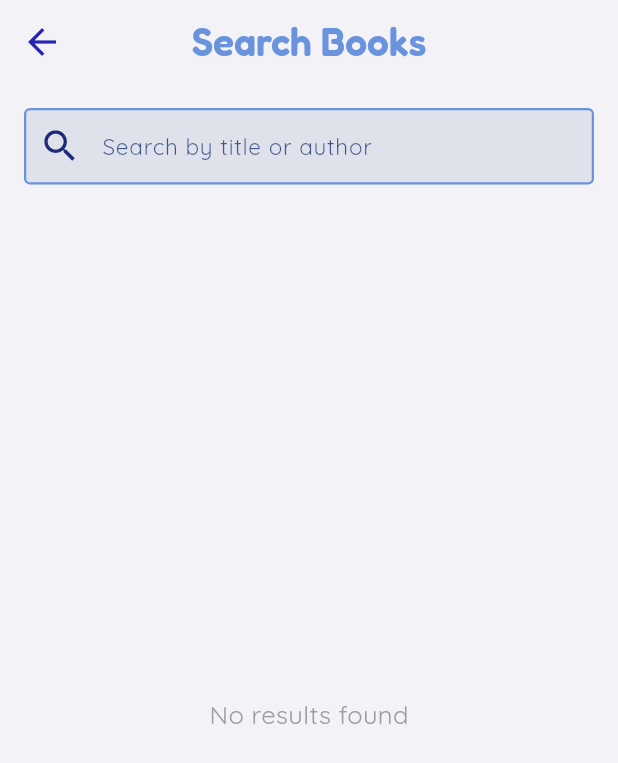
After one commit to Emanuela3009/library_app, a Flutter app: the SearchPage screen opened directly, on a phone screen of 412 x 824 dp. The commit adds this screen. Shown: the top 763 px of the screen. Run offline on Flutter 3.47's test engine with Material 3 defaults, Android fonts, the phone set to English and light mode, and no system bars; our stand-ins replace flutter_colorpicker, google_fonts, image_picker, sqflite; accounts and stored records are empty.

Commit message:
schermata ricerca

```diff
--- a/lib/screens/Home_page.dart
+++ b/lib/screens/Home_page.dart
@@ -3,6 +3,7 @@ import '../widgets/bottom_nav_bar.dart';
 import 'addbook.dart';
 import 'home_screen.dart';
 import 'categories_page.dart';
+import 'search_page.dart';
 import 'library_page.dart';
 
 class HomePage extends StatefulWidget {
@@ -18,7 +19,7 @@ class _HomePageState extends State<HomePage> {
   Widget _getScreen(int index) {
     switch (index) {
       case 0:
-        return const Center(child: Text('Search'));
+        return const SearchPage();
       case 1:
         return const CategoriesPage();
       case 2:
--- /dev/null
+++ b/lib/screens/search_page.dart
@@ -0,0 +1,221 @@
+import 'package:flutter/material.dart';
+import '../models/book.dart';
+import '../data/database_helper.dart';
+import 'book_detail_page.dart';
+
+class SearchPage extends StatefulWidget {
+  const SearchPage({super.key});
+
+  @override
+  State<SearchPage> createState() => _SearchPageState();
+}
+
+class _SearchPageState extends State<SearchPage> {
+  final TextEditingController _searchController = TextEditingController();
+  List<Book> _allBooks = [];
+  List<Book> _filteredBooks = [];
+
+  // String _selectedGenre = 'All'; // ← opzionale: filtro per genere
+
+  @override
+  void initState() {
+    super.initState();
+    _loadBooks();
+  }
+
+  Future<void> _loadBooks() async {
+    final books = await DatabaseHelper.instance.getAllBooks();
+    setState(() {
+      _allBooks = books;
+      _filteredBooks = []; // inizialmente vuoto
+    });
+ }
+
+
+  void _filterBooks(String query) {
+    final lowerQuery = query.toLowerCase();
+
+    setState(() {
+      if (query.isEmpty) {
+        _filteredBooks = []; // se non stai scrivendo niente, allora niente risultati
+      } else {
+        _filteredBooks = _allBooks.where((book) {
+          final titleMatch = book.title.toLowerCase().contains(lowerQuery);
+          final authorMatch = book.author.toLowerCase().contains(lowerQuery);
+          return titleMatch || authorMatch;
+        }).toList();
+      }
+    });
+  }
+
+
+  void _clearSearch() {
+    _searchController.clear();
+    _filterBooks('');
+  }
+
+  @override
+  Widget build(BuildContext context) {
+    final theme = Theme.of(context);
+
+    return Scaffold(
+      appBar: AppBar(
+        title: Text(
+          "Search Books",
+          style: theme.textTheme.headlineLarge,
+        ),
+      ),
+      body: Padding(
+        padding: const EdgeInsets.all(16),
+        child: Column(
+          children: [
+            // Campo ricerca con lente e clear icon
+            TextField(
+              controller: _searchController,
+              onChanged: _filterBooks,
+              decoration: InputDecoration(
+                hintText: 'Search by title or author',
+                prefixIcon: const Icon(Icons.search, color: Color(0xFF1E2A78), size: 28),
+                suffixIcon: _searchController.text.isNotEmpty
+                    ? IconButton(
+                        icon: const Icon(Icons.clear, color: Colors.grey),
+                        onPressed: _clearSearch,
+                      )
+                    : null,
+                hintStyle: theme.textTheme.bodyLarge?.copyWith(
+                  color: const Color.fromARGB(180, 1, 30, 100),
+                ),
+                filled: true,
+                fillColor: const Color.fromARGB(20, 1, 30, 100),
+                contentPadding: const EdgeInsets.symmetric(vertical: 14, horizontal: 16),
+                border: OutlineInputBorder(
+                  borderRadius: BorderRadius.circular(12),
+                  borderSide: const BorderSide(color: Color(0xFF6A93DD)),
+                ),
+                enabledBorder: const OutlineInputBorder(
+                  borderSide: BorderSide(color: Color(0xFF6A93DD), width: 1.5),
+                ),
+                focusedBorder: const OutlineInputBorder(
+                  borderSide: BorderSide(color: Color(0xFF164EC7), width: 2),
+                ),
+              ),
+            ),
+
+            // Filtra per genere (opzionale)
+            /*
+            const SizedBox(height: 12),
+            DropdownButtonFormField<String>(
+              value: _selectedGenre,
+              decoration: const InputDecoration(labelText: 'Filter by genre'),
+              items: ['All', 'Fantasy', 'Romance', 'Adventure', 'Sci-Fi', 'Horror']
+                  .map((genre) => DropdownMenuItem(value: genre, child: Text(genre)))
+                  .toList(),
+              onChanged: (value) {
+                setState(() => _selectedGenre = value!);
+                _filterBooks(_searchController.text);
+              },
+            ),
+            */
+
+            const SizedBox(height: 20),
+
+            Expanded(
+              child: _filteredBooks.isEmpty
+                  ? Center(
+                      child: Text(
+                        'No results found',
+                        style: theme.textTheme.bodyMedium?.copyWith(color: Colors.grey),
+                      ),
+                    )
+                  : ListView.separated(
+                      itemCount: _filteredBooks.length,
+                      separatorBuilder: (_, __) => const SizedBox(height: 12),
+                      itemBuilder: (context, index) {
+                        final book = _filteredBooks[index];
+
+                        return GestureDetector(
+                          onTap: () async {
+                            await Navigator.push(
+                              context,
+                              MaterialPageRoute(
+                                builder: (_) => BookDetailPage(book: book),
+                              ),
+                            );
+                            _loadBooks();
+                          },
+                          child: Container(
+                            decoration: BoxDecoration(
+                              color: Colors.grey.shade100,
+                              borderRadius: BorderRadius.circular(12),
+                              boxShadow: [
+                                BoxShadow(
+                                  color: Colors.black.withOpacity(0.05),
+                                  blurRadius: 4,
+                                  offset: const Offset(0, 2),
+                                ),
+                              ],
+                            ),
+                            child: Row(
+                              children: [
+                                // Immagine
+                                ClipRRect(
+                                  borderRadius: const BorderRadius.only(
+                                    topLeft: Radius.circular(12),
+                                    bottomLeft: Radius.circular(12),
+                                  ),
+                                  child: Image.asset(
+                                    book.imagePath,
+                                    width: 100,
+                                    height: 120,
+                                    fit: BoxFit.cover,
+                                  ),
+                                ),
+                                // Info
+                                Expanded(
+                                  child: Padding(
+                                    padding: const EdgeInsets.symmetric(horizontal: 12, vertical: 10),
+                                    child: Column(
+                                      crossAxisAlignment: CrossAxisAlignment.start,
+                                      children: [
+                                        Text(
+                                          book.title,
+                                          style: theme.textTheme.titleMedium?.copyWith(
+                                            color: const Color(0xFF164EC7),
+                                          ),
+                                          maxLines: 1,
+                                          overflow: TextOverflow.ellipsis,
+                                        ),
+                                        const SizedBox(height: 4),
+                                        Text(
+                                          book.author,
+                                          style: theme.textTheme.bodyMedium?.copyWith(
+                                            color: const Color(0xFF101F83),
+                                          ),
+                                        ),
+                                        const SizedBox(height: 6),
+                                        Row(
+                                          children: List.generate(5, (i) {
+                                            return Icon(
+                                              i < (book.rating ?? 0) ? Icons.star : Icons.star_border,
+                                              color: Colors.amber,
+                                              size: 20,
+                                            );
+                                          }),
+                                        )
+                                      ],
+                                    ),
+                                  ),
+                                ),
+                              ],
+                            ),
+                          ),
+                        );
+                      },
+                    ),
+            ),
+          ],
+        ),
+      ),
+    );
+  }
+}
```
